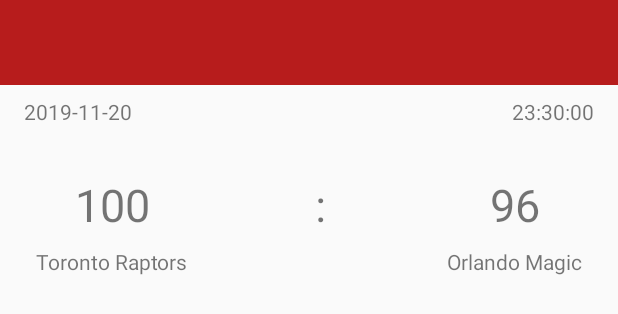
After one commit to ivanasitumorang/FootballLeagueMVP, an Android app: the layout activity_match_detail.xml on its own in the app's theme, with its tools: preview values and no code run, on a phone screen of 412 x 824 dp. The commit adds this screen. Shown: the top 314 px of the screen. Run offline under Robolectric (Android 15) with nearby library versions, the phone set to English and light mode, and no system bars; network calls fail.

Commit message:
feat(match detail) : display match detail

```diff
--- a/app/src/main/AndroidManifest.xml
+++ b/app/src/main/AndroidManifest.xml
@@ -13,7 +13,8 @@
         android:supportsRtl="true"
         android:theme="@style/AppTheme"
         tools:ignore="GoogleAppIndexingWarning">
-        <activity android:name=".ui.searchmatch.SearchActivity"></activity>
+        <activity android:name=".ui.matchdetail.MatchDetailActivity"></activity>
+        <activity android:name=".ui.searchmatch.SearchActivity" />
         <activity android:name=".ui.matchlist.MatchListActivity" />
         <activity android:name=".ui.leaguedetail.LeagueDetailActivity" />
         <activity android:name=".ui.leaguelist.LeagueListActivity">
--- a/app/src/main/java/com/example/footballleaguemvp/data/Match.kt
+++ b/app/src/main/java/com/example/footballleaguemvp/data/Match.kt
@@ -11,8 +11,8 @@ data class Match(
     val strEvent: String,
     val strHomeTeam: String,
     val strAwayTeam: String,
-    val intHomeScore: String,
-    val intAwayScore: String,
+    val intHomeScore: String? = null,
+    val intAwayScore: String? = null,
     val dateEvent: String,
     val strTime: String
 )
--- a/app/src/main/java/com/example/footballleaguemvp/network/NetworkService.kt
+++ b/app/src/main/java/com/example/footballleaguemvp/network/NetworkService.kt
@@ -38,7 +38,7 @@ interface NetworkService {
 
     @GET("api/v1/json/1/lookupevent.php")
     fun getMatchDetail(
-        @Query("id") idEvent: String)
+        @Query("id") idEvent: String) : Flowable<MatchResponse>
 }
 
 object NetworkServiceApi {
--- a/app/src/main/java/com/example/footballleaguemvp/ui/matchschedule/MatchListAdapter.kt
+++ b/app/src/main/java/com/example/footballleaguemvp/ui/matchschedule/MatchScheduleAdapter.kt
@@ -23,9 +23,9 @@ class MatchListAdapter (var matches: List<Match>, private val clickListener: Mat
                 tvMatchName.text = item.strEvent
                 tvDate.text = item.dateEvent
                 tvTime.text = item.strTime
-                tvHomeScore.text = item.intHomeScore
+                tvHomeScore.text = item.intHomeScore ?: "-"
                 tvHomeTeam.text = item.strHomeTeam
-                tvAwayScore.text = item.intAwayScore
+                tvAwayScore.text = item.intAwayScore ?: "-"
                 tvAwayTeam.text = item.strAwayTeam
                 itemMatch.setOnClickListener { clickListener.onClickLeagueItem(item.idEvent, item.strEvent) }
             }
--- a/app/src/main/java/com/example/footballleaguemvp/ui/matchschedule/MatchScheduleContract.kt
+++ b/app/src/main/java/com/example/footballleaguemvp/ui/matchschedule/MatchScheduleContract.kt
@@ -12,6 +12,7 @@ class MatchScheduleContract {
     interface View {
         fun setupUi()
         fun setupPresenter()
+        fun setupNavigation()
         fun showLoadingIndicator()
         fun hideLoadingIndicator()
         fun initializeData()
--- /dev/null
+++ b/app/src/main/res/layout/activity_match_detail.xml
@@ -0,0 +1,82 @@
+<?xml version="1.0" encoding="utf-8"?>
+<androidx.constraintlayout.widget.ConstraintLayout xmlns:android="http://schemas.android.com/apk/res/android"
+    xmlns:app="http://schemas.android.com/apk/res-auto"
+    xmlns:tools="http://schemas.android.com/tools"
+    android:layout_width="match_parent"
+    android:layout_height="match_parent"
+    tools:context=".ui.matchdetail.MatchDetailActivity">
+
+    <include
+        android:id="@+id/toolbar"
+        layout="@layout/toolbar_activity"/>
+
+    <TextView
+        android:id="@+id/tvDate"
+        android:layout_width="wrap_content"
+        android:layout_height="wrap_content"
+        android:layout_marginStart="16dp"
+        android:layout_marginTop="8dp"
+        app:layout_constraintStart_toStartOf="parent"
+        app:layout_constraintTop_toBottomOf="@+id/toolbar"
+        tools:text="2019-11-20" />
+
+    <TextView
+        android:id="@+id/tvTime"
+        android:layout_width="wrap_content"
+        android:layout_height="wrap_content"
+        android:layout_marginEnd="16dp"
+        app:layout_constraintBaseline_toBaselineOf="@+id/tvDate"
+        app:layout_constraintEnd_toEndOf="parent"
+        tools:text="23:30:00" />
+
+    <TextView
+        android:id="@+id/tvHomeTeam"
+        android:layout_width="wrap_content"
+        android:layout_height="wrap_content"
+        android:layout_marginStart="24dp"
+        android:layout_marginTop="8dp"
+        app:layout_constraintStart_toStartOf="parent"
+        app:layout_constraintTop_toBottomOf="@+id/tvHomeScore"
+        tools:text="Toronto Raptors" />
+
+    <TextView
+        android:id="@+id/tvAwayTeam"
+        android:layout_width="wrap_content"
+        android:layout_height="wrap_content"
+        android:layout_marginEnd="24dp"
+        app:layout_constraintBaseline_toBaselineOf="@+id/tvHomeTeam"
+        app:layout_constraintEnd_toEndOf="parent"
+        tools:text="Orlando Magic" />
+
+    <TextView
+        android:id="@+id/tvHomeScore"
+        android:layout_width="wrap_content"
+        android:layout_height="wrap_content"
+        android:layout_marginTop="32dp"
+        android:textSize="30sp"
+        app:layout_constraintEnd_toEndOf="@+id/tvHomeTeam"
+        app:layout_constraintStart_toStartOf="@+id/tvHomeTeam"
+        app:layout_constraintTop_toBottomOf="@+id/tvTime"
+        tools:text="100" />
+
+    <TextView
+        android:id="@+id/tvAwayScore"
+        android:layout_width="wrap_content"
+        android:layout_height="wrap_content"
+        android:textSize="30sp"
+        app:layout_constraintBaseline_toBaselineOf="@+id/tvHomeScore"
+        app:layout_constraintEnd_toEndOf="@+id/tvAwayTeam"
+        app:layout_constraintStart_toStartOf="@+id/tvAwayTeam"
+        tools:text="96" />
+
+    <TextView
+        android:id="@+id/tvVersus"
+        android:layout_width="wrap_content"
+        android:layout_height="wrap_content"
+        android:text="@string/versus_icon"
+        android:textSize="30sp"
+        app:layout_constraintBaseline_toBaselineOf="@+id/tvHomeScore"
+        app:layout_constraintEnd_toStartOf="@+id/tvAwayScore"
+        app:layout_constraintStart_toEndOf="@+id/tvHomeScore" />
+
+</androidx.constraintlayout.widget.ConstraintLayout>
--- a/app/src/main/res/values/strings.xml
+++ b/app/src/main/res/values/strings.xml
@@ -7,4 +7,5 @@
 
     <!-- TODO: Remove or change this placeholder text -->
     <string name="hello_blank_fragment">Hello blank fragment</string>
+    <string name="versus_icon">:</string>
 </resources>
```
Also changed, not shown: app/src/main/java/com/example/footballleaguemvp/ui/matchdetail/MatchDetailActivity.kt (added, +69 -0 lines), app/src/main/java/com/example/footballleaguemvp/ui/matchdetail/MatchDetailContract.kt (added, +24 -0 lines), app/src/main/java/com/example/footballleaguemvp/ui/matchdetail/MatchDetailPresenter.kt (added, +35 -0 lines), app/src/main/java/com/example/footballleaguemvp/ui/matchschedule/MatchScheduleFragment.kt (+9 -1 lines), app/src/main/java/com/example/footballleaguemvp/utils/ActivityNavigation.kt (+10 -0 lines).
